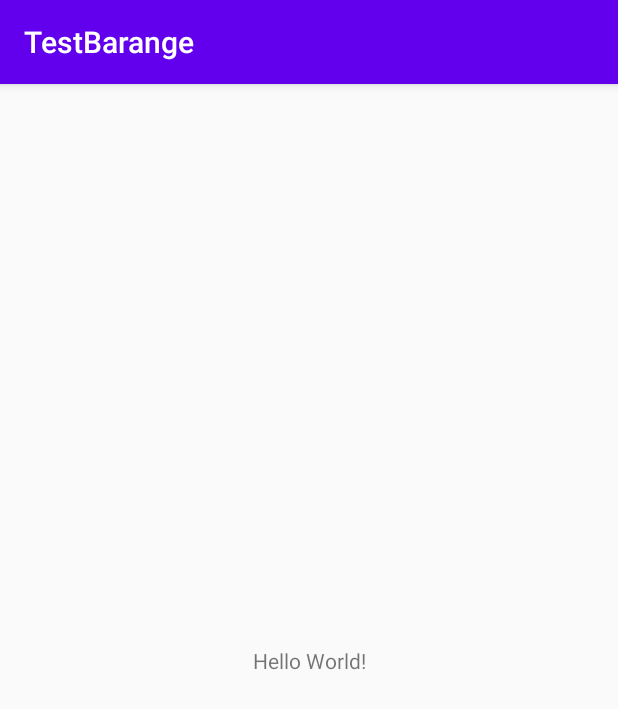
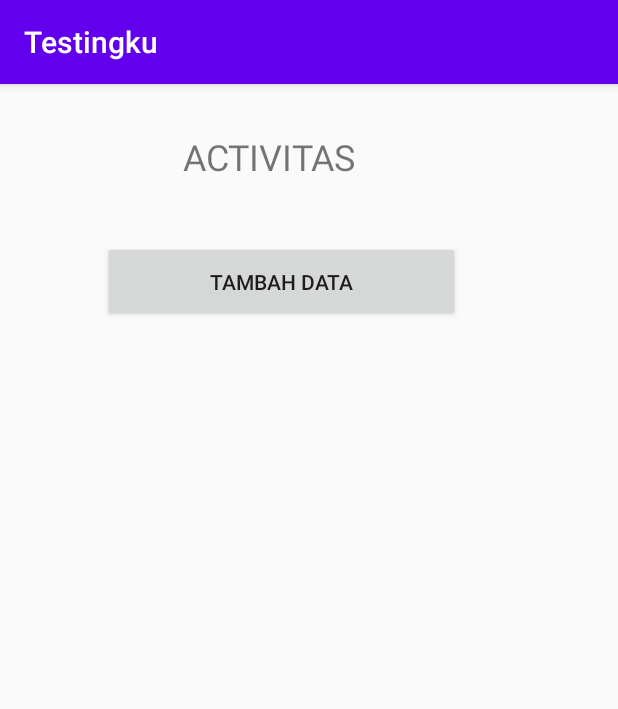
Before and after one commit to arrasy/TestBarang_ActFirebase, an Android app: the screen it shows after launch (MainActivity), on a phone screen of 412 x 824 dp. Shown: the top 709 px of the screen. Run offline under Robolectric (Android 15) with nearby library versions, the phone set to English and light mode, and no system bars.

Commit message:
Barang Firebaseee

```diff
--- a/app/src/main/java/com/example/testbarange/MainActivity.java
+++ b/app/src/main/java/com/example/testbarange/MainActivity.java
@@ -1,14 +1,36 @@
 package com.example.testbarange;
+
+import android.os.Bundle;
+import android.view.View;
+import android.widget.Button;
 
 import androidx.appcompat.app.AppCompatActivity;
 
-import android.os.Bundle;
+public class MainActivity extends AppCompatActivity {
 
-public class MainActivity extends AppCompatActivity {
+    private Button bTambah;
+    private Button bLihat;
 
     @Override
     protected void onCreate(Bundle savedInstanceState) {
         super.onCreate(savedInstanceState);
         setContentView(R.layout.activity_main);
+
+        bTambah = (Button) findViewById(R.id.btnTambah);
+        bLihat = (Button) findViewById(R.id.btnLihat);
+
+        bTambah.setOnClickListener(new View.OnClickListener() {
+            @Override
+            public void onClick(View v) {
+                startActivity(TambahData.getActIntent(MainActivity.this));
+            }
+        });
+
+        bLihat.setOnClickListener(new View.OnClickListener() {
+            @Override
+            public void onClick(View v) {
+                //lanjut besok
+            }
+        });
     }
 }
--- a/app/src/main/res/layout/activity_main.xml
+++ b/app/src/main/res/layout/activity_main.xml
@@ -1,18 +1,63 @@
 <?xml version="1.0" encoding="utf-8"?>
-<androidx.constraintlayout.widget.ConstraintLayout xmlns:android="http://schemas.android.com/apk/res/android"
+<androidx.constraintlayout.widget.ConstraintLayout
+    xmlns:android="http://schemas.android.com/apk/res/android"
+    xmlns:tools="http://schemas.android.com/tools"
     xmlns:app="http://schemas.android.com/apk/res-auto"
-    xmlns:tools="http://schemas.android.com/tools"
     android:layout_width="match_parent"
     android:layout_height="match_parent"
     tools:context=".MainActivity">
 
     <TextView
-        android:layout_width="wrap_content"
-        android:layout_height="wrap_content"
-        android:text="Hello World!"
+    android:id="@+id/textView"
+    android:layout_width="wrap_content"
+    android:layout_height="42dp"
+    android:layout_marginstart="8dp"
+    android:layout_marginLeft="8dp"
+    android:layout_marginTop="10dp"
+    android:layout_marginEnd="8dp"
+    android:layout_marginRight="8dp"
+    android:text="@string/txtJudul1"
+    android:textSize="24dp"
+    app:layout_constraintBottom_toTopOf="@+id/btnTambah"
+    app:layout_constraintEnd_toEndOf="parent"
+    app:layout_constraintHorizontal_bias="0.423"
+    app:layout_constraintStart_toStartOf="parent"
+    app:layout_constraintTop_toTopOf="parent" />
+
+    <Button
+        android:id="@+id/btnTambah"
+        android:layout_width="238dp"
+        android:layout_height="54dp"
+        android:layout_marginstart="8dp"
+        android:layout_marginLeft="8dp"
+        android:layout_marginTop="8dp"
+        android:layout_marginEnd="8dp"
+        android:layout_marginRight="8dp"
+        android:layout_marginBottom="8dp"
+        android:text="@string/btTambah"
+        app:layout_constraintBottom_toTopOf="@+id/btnLihat"
+        app:layout_constraintEnd_toEndOf="parent"
+        app:layout_constraintHorizontal_bias="0.414"
+        app:layout_constraintStart_toStartOf="parent"
+        app:layout_constraintTop_toBottomOf="@+id/textView"
+        app:layout_constraintVertical_bias="0.252" />
+
+    <Button
+        android:id="@+id/btnLihat"
+        android:layout_width="234dp"
+        android:layout_height="59dp"
+        android:layout_marginStart="8dp"
+        android:layout_marginLeft="8dp"
+        android:layout_marginTop="8dp"
+        android:layout_marginEnd="8dp"
+        android:layout_marginRight="8dp"
+        android:layout_marginBottom="490dp"
+        android:text="@string/btLihat"
         app:layout_constraintBottom_toBottomOf="parent"
-        app:layout_constraintLeft_toLeftOf="parent"
-        app:layout_constraintRight_toRightOf="parent"
-        app:layout_constraintTop_toTopOf="parent" />
+        app:layout_constraintEnd_toEndOf="parent"
+        app:layout_constraintHorizontal_bias="8.428"
+        app:layout_constraintStart_toStartOf="parent"
+        app:layout_constraintTop_toBottomOf="@+id/btnTambah"
+        app:layout_constraintVertical_bias="0.0" />
 
 </androidx.constraintlayout.widget.ConstraintLayout>
--- a/app/src/main/res/values/strings.xml
+++ b/app/src/main/res/values/strings.xml
@@ -1,3 +1,12 @@
 <resources>
-    <string name="app_name">TestBarange</string>
+    <string name="namaApp">Testingku</string>
+    <string name="btTambah">Tambah Data</string>
+    <string name="btLihat">Lihat Data</string>
+    <string name="bOk">Submit Data</string>
+    <string name="eno">Kode Barang</string>
+    <string name="enama">Nama Barang</string>
+    <string name="txtJudul1">ACTIVITAS</string>
+    <string name="txtJudul2">Penambahan Data</string>
+    <string name="txtJudul3">Data Barang</string>
+    <string name="txtKosong"></string>
 </resources>
```
Also changed, not shown: app/src/main/AndroidManifest.xml (+6 -1 lines), app/src/main/java/com/example/testbarange/Barang.java (added, +40 -0 lines), app/src/main/java/com/example/testbarange/TambahData.java (added, +73 -0 lines), app/src/main/res/layout/activity_tambah_data.xml (added, +78 -0 lines), 1 other file.
